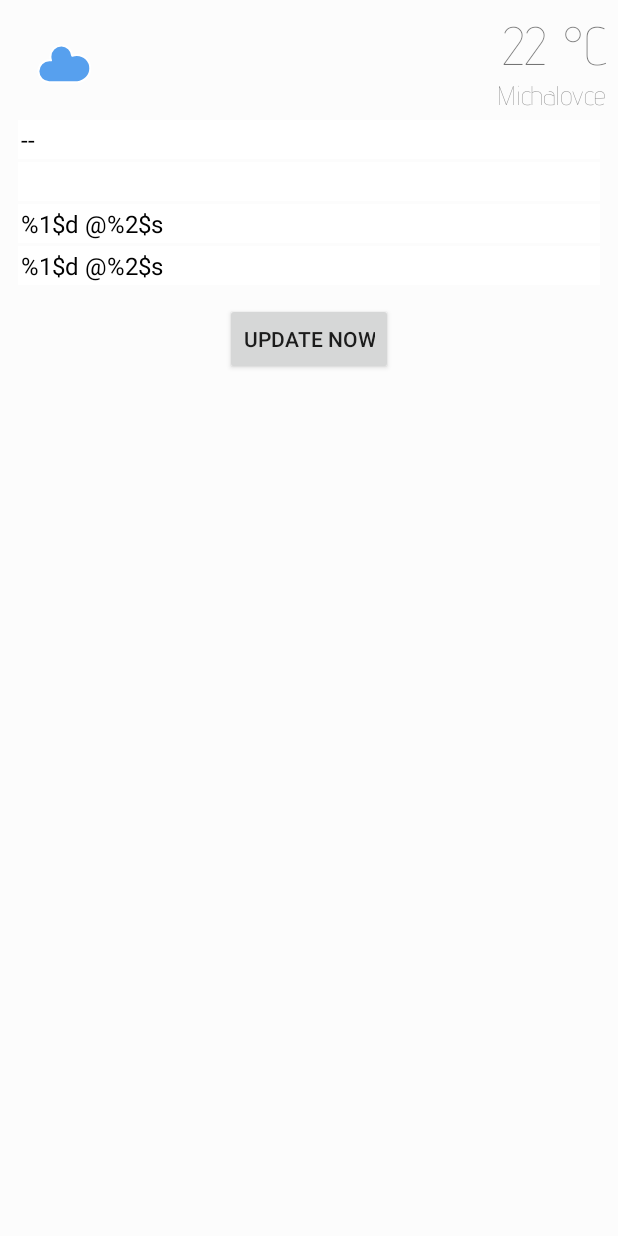
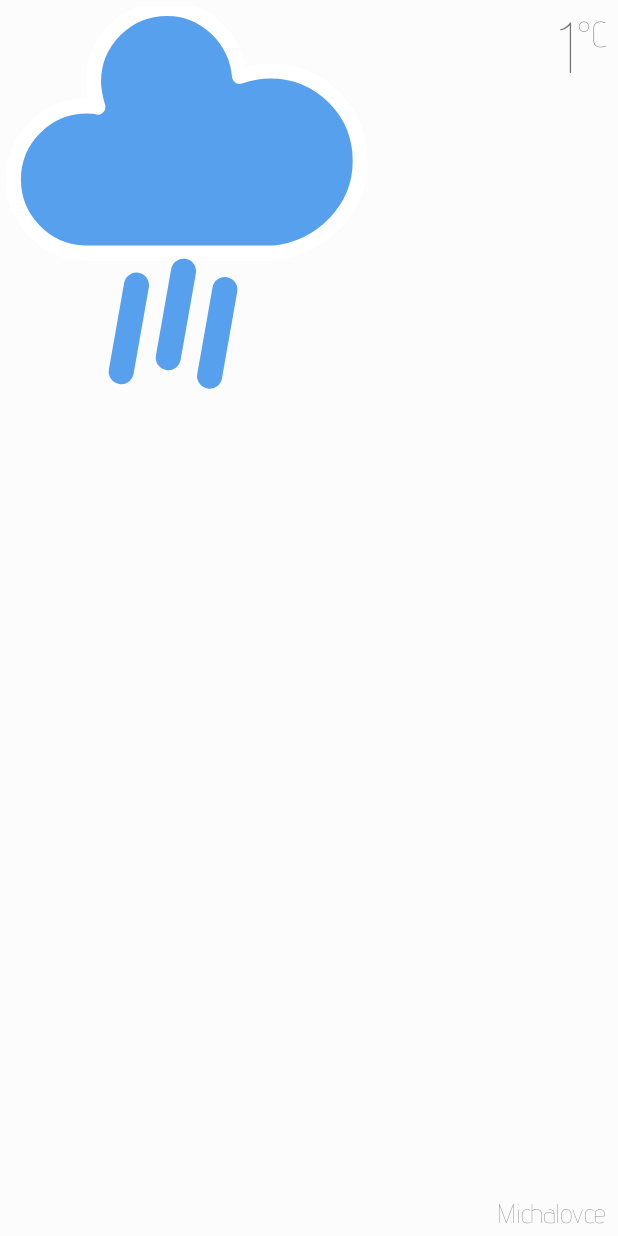
Before and after one commit to piskula/simple-weather, an Android app: the layout new_app_widget.xml on its own in the app's theme, with its tools: preview values and no code run, on a phone screen of 412 x 824 dp. Run offline under Robolectric (Android 15) with nearby library versions, the phone set to English and light mode, and no system bars.

Commit message:
added icons to fit layout

```diff
--- a/app/build.gradle
+++ b/app/build.gradle
@@ -8,7 +8,7 @@ android {
     compileSdkVersion 28
     defaultConfig {
         applicationId "sk.momosi.simplewidget"
-        minSdkVersion 23
+        minSdkVersion 26
         targetSdkVersion 28
         versionCode 1
         versionName "1.0"
--- a/app/src/main/res/drawable/w03d.xml
+++ b/app/src/main/res/drawable/w03d.xml
@@ -1,6 +1,6 @@
-<vector android:height="24dp" android:viewportHeight="64"
-    android:viewportWidth="64" android:width="24dp" xmlns:android="http://schemas.android.com/apk/res/android">
+<vector android:height="24dp" android:viewportHeight="44"
+    android:viewportWidth="44" android:width="24dp" xmlns:android="http://schemas.android.com/apk/res/android">
     <path android:fillColor="#57A0EE"
-        android:pathData="M47.7,34.4c0,-4.6 -3.7,-8.2 -8.2,-8.2c-1,0 -1.9,0.2 -2.8,0.5c-0.3,-3.4 -3.1,-6.2 -6.6,-6.2c-3.7,0 -6.7,3 -6.7,6.7c0,0.8 0.2,1.6 0.4,2.3c-0.3,-0.1 -0.7,-0.1 -1,-0.1c-3.7,0 -6.7,3 -6.7,6.7c0,3.6 2.9,6.6 6.5,6.7l17.2,0C44.2,42.3 47.7,38.8 47.7,34.4z"
+        android:pathData="M36.1625,16.45c0,-5.175 -4.1625,-9.225 -9.225,-9.225c-1.125,0 -2.1375,0.225 -3.15,0.5625c-0.3375,-3.825 -3.4875,-6.975 -7.425,-6.975c-4.1625,0 -7.5375,3.375 -7.5375,7.5375c0,0.9 0.225,1.8 0.45,2.5875c-0.3375,-0.1125 -0.7875,-0.1125 -1.125,-0.1125c-4.1625,0 -7.5375,3.375 -7.5375,7.5375c0,4.05 3.2625,7.425 7.3125,7.5375l19.35,0C32.225,25.3375 36.1625,21.4 36.1625,16.45z"
         android:strokeColor="#FFFFFF" android:strokeLineJoin="round" android:strokeWidth="1.2"/>
 </vector>
--- a/app/src/main/res/drawable/w09d.xml
+++ b/app/src/main/res/drawable/w09d.xml
@@ -1,15 +1,15 @@
-<vector android:height="24dp" android:viewportHeight="64"
-    android:viewportWidth="64" android:width="24dp" xmlns:android="http://schemas.android.com/apk/res/android">
+<vector android:height="24dp" android:viewportHeight="44"
+    android:viewportWidth="44" android:width="24dp" xmlns:android="http://schemas.android.com/apk/res/android">
     <path android:fillColor="#57A0EE"
-        android:pathData="M47.7,34.4c0,-4.6 -3.7,-8.2 -8.2,-8.2c-1,0 -1.9,0.2 -2.8,0.5c-0.3,-3.4 -3.1,-6.2 -6.6,-6.2c-3.7,0 -6.7,3 -6.7,6.7c0,0.8 0.2,1.6 0.4,2.3c-0.3,-0.1 -0.7,-0.1 -1,-0.1c-3.7,0 -6.7,3 -6.7,6.7c0,3.6 2.9,6.6 6.5,6.7l17.2,0C44.2,42.3 47.7,38.8 47.7,34.4z"
+        android:pathData="M28.2375,12.35c0,-4.025 -3.2375,-7.175 -7.175,-7.175c-0.875,0 -1.6625,0.175 -2.45,0.4375c-0.2625,-2.975 -2.7125,-5.425 -5.775,-5.425c-3.2375,0 -5.8625,2.625 -5.8625,5.8625c0,0.7 0.175,1.4 0.35,2.0125c-0.2625,-0.0875 -0.6125,-0.0875 -0.875,-0.0875c-3.2375,0 -5.8625,2.625 -5.8625,5.8625c0,3.15 2.5375,5.775 5.6875,5.8625l15.05,0C25.175,19.2625 28.2375,16.2 28.2375,12.35z"
         android:strokeColor="#FFFFFF" android:strokeLineJoin="round" android:strokeWidth="1.2"/>
     <path android:fillColor="#00000000"
-        android:pathData="M25.9023,46.1166L24.5131,53.995"
-        android:strokeColor="#91C0F8" android:strokeLineCap="round" android:strokeWidth="3"/>
+        android:pathData="M10.4012,22.2539L9.1857,29.1476"
+        android:strokeColor="#57A0EE" android:strokeLineCap="round" android:strokeWidth="2"/>
     <path android:fillColor="#00000000"
-        android:pathData="M31.1736,45.0152L29.7845,52.8937"
-        android:strokeColor="#91C0F8" android:strokeLineCap="round" android:strokeWidth="3"/>
+        android:pathData="M14.1519,21.1383L12.9364,28.0319"
+        android:strokeColor="#57A0EE" android:strokeLineCap="round" android:strokeWidth="2"/>
     <path android:fillColor="#00000000"
-        android:pathData="M35.924,46.8682L34.5349,54.7467"
-        android:strokeColor="#91C0F8" android:strokeLineCap="round" android:strokeWidth="3"/>
+        android:pathData="M17.4468,22.6078L16.2313,29.5014"
+        android:strokeColor="#57A0EE" android:strokeLineCap="round" android:strokeWidth="2"/>
 </vector>
--- a/app/src/main/res/layout/new_app_widget.xml
+++ b/app/src/main/res/layout/new_app_widget.xml
@@ -6,25 +6,30 @@
                 android:background="#66FFFFFF">
     <ImageView
             android:id="@+id/weather_icon"
-            android:layout_width="70dp"
-            android:layout_height="70dp"
-            android:src="@drawable/w03d"
+            android:layout_width="75dp"
+            android:layout_height="match_parent"
+            android:layout_marginStart="4dp"
+            android:layout_marginTop="4dp"
+            android:src="@drawable/w09d"
             android:contentDescription="TODO"
+            android:scaleType="fitStart"
             android:layout_alignParentTop="true"
-            android:layout_marginTop="8dp"
-            android:layout_marginStart="8dp"/>
+            android:layout_alignParentStart="true"
+            android:layout_toStartOf="@+id/temperature_value"
+            android:layout_marginBottom="0dp"/>
+            <!--android:layout_marginStart="8dp"/>-->
 
     <TextView
             android:id="@+id/temperature_value"
-            android:text="22 °C"
+            android:text="1"
             android:layout_width="wrap_content"
             android:layout_height="wrap_content"
-            android:layout_marginEnd="8dp"
-            android:layout_marginTop="8dp"
+            android:layout_marginEnd="2dp"
             android:layout_alignParentTop="true"
-            android:layout_alignParentEnd="true"
             android:fontFamily="@font/advent_pro_thin"
-            android:textSize="36sp"/>
+            android:textSize="48sp"
+            android:layout_marginTop="2dp"
+            android:layout_toStartOf="@+id/textView"/>
 
     <TextView
             android:id="@+id/place_value"
@@ -32,102 +37,114 @@
             android:layout_width="wrap_content"
             android:layout_height="wrap_content"
             android:layout_alignParentEnd="true"
-            android:layout_below="@id/temperature_value"
+            android:layout_alignParentBottom="true"
+            android:layout_marginEnd="8dp"
+            android:layout_marginBottom="4dp"
+            android:fontFamily="@font/advent_pro_thin"
+            android:textSize="18sp"/>
+    <TextView
+            android:text="°C"
+            android:layout_marginTop="8dp"
             android:layout_marginEnd="8dp"
             android:fontFamily="@font/advent_pro_thin"
-            android:textSize="18sp"/>
-
-    <LinearLayout xmlns:android="http://schemas.android.com/apk/res/android"
-                  android:id="@+id/section_description"
-                  android:layout_width="match_parent"
-                  android:layout_height="wrap_content"
-                  android:layout_alignParentStart="true"
-                  android:layout_below="@+id/weather_icon"
-                  android:orientation="horizontal"
-                  style="@style/AppWidgetSection">
-
-        <TextView
-                android:id="@+id/description"
-                android:layout_width="0dp"
-                android:layout_height="wrap_content"
-                android:layout_weight="1"
-                android:text="--"
-                style="@style/AppWidgetText"/>
-
-    </LinearLayout>
-
-    <LinearLayout xmlns:android="http://schemas.android.com/apk/res/android"
-                  android:id="@+id/section_err_ok_count"
-                  android:layout_width="match_parent"
-                  android:layout_height="wrap_content"
-                  android:layout_alignParentStart="true"
-                  android:layout_below="@+id/section_description"
-                  android:orientation="horizontal"
-                  style="@style/AppWidgetSection">
-
-        <LinearLayout android:layout_width="0dp" android:layout_height="wrap_content" android:layout_weight="1">
-            <TextView
-                    android:id="@+id/appwidget_ok_count"
-                    android:layout_width="match_parent"
-                    android:layout_height="wrap_content"
-                    android:text=""
-                    style="@style/AppWidgetLabel"/>
-        </LinearLayout>
-
-        <LinearLayout android:layout_width="0dp" android:layout_height="wrap_content" android:layout_weight="1">
-            <TextView
-                    android:id="@+id/appwidget_err_count"
-                    android:layout_width="match_parent"
-                    android:layout_height="wrap_content"
-                    android:text=""
-                    style="@style/AppWidgetLabel"/>
-        </LinearLayout>
-
-    </LinearLayout>
-
-    <LinearLayout xmlns:android="http://schemas.android.com/apk/res/android"
-                  android:id="@+id/section_refresh"
-                  android:layout_width="match_parent"
-                  android:layout_height="wrap_content"
-                  android:layout_alignParentStart="true"
-                  android:layout_below="@+id/section_err_ok_count"
-                  android:orientation="vertical"
-                  style="@style/AppWidgetSection">
-
-        <TextView
-                android:id="@+id/appwidget_refresh"
-                android:layout_width="match_parent"
-                android:layout_height="wrap_content"
-                android:text="@string/date_count_format"
-                style="@style/AppWidgetText"/>
-
-    </LinearLayout>
-
-    <LinearLayout xmlns:android="http://schemas.android.com/apk/res/android"
-                  android:id="@+id/section_async"
-                  android:layout_width="match_parent"
-                  android:layout_height="wrap_content"
-                  android:layout_alignParentStart="true"
-                  android:layout_below="@+id/section_refresh"
-                  android:orientation="vertical"
-                  style="@style/AppWidgetSection">
-
-        <TextView
-                android:id="@+id/appwidget_async"
-                android:layout_width="match_parent"
-                android:layout_height="wrap_content"
-                android:text="@string/date_count_format"
-                style="@style/AppWidgetText"/>
-
-    </LinearLayout>
-
-    <Button
-            android:id="@+id/button_update"
             android:layout_width="wrap_content"
             android:layout_height="wrap_content"
-            android:layout_below="@id/section_async"
-            android:layout_centerHorizontal="true"
-            android:text="Update now"
-            style="@style/AppWidgetButton"/>
+            android:id="@+id/textView"
+            android:textSize="24sp"
+            android:layout_alignParentTop="true"
+            android:layout_alignParentEnd="true"/>
+
+    <!--<LinearLayout xmlns:android="http://schemas.android.com/apk/res/android"-->
+                  <!--android:id="@+id/section_description"-->
+                  <!--android:layout_width="match_parent"-->
+                  <!--android:layout_height="wrap_content"-->
+                  <!--android:layout_alignParentStart="true"-->
+                  <!--android:layout_below="@+id/weather_icon"-->
+                  <!--android:orientation="horizontal"-->
+                  <!--style="@style/AppWidgetSection">-->
+
+        <!--<TextView-->
+                <!--android:id="@+id/description"-->
+                <!--android:layout_width="0dp"-->
+                <!--android:layout_height="wrap_content"-->
+                <!--android:layout_weight="1"-->
+                <!--android:text="&#45;&#45;"-->
+                <!--style="@style/AppWidgetText"/>-->
+
+    <!--</LinearLayout>-->
+
+    <!--<LinearLayout xmlns:android="http://schemas.android.com/apk/res/android"-->
+                  <!--android:id="@+id/section_err_ok_count"-->
+                  <!--android:layout_width="match_parent"-->
+                  <!--android:layout_height="wrap_content"-->
+                  <!--android:layout_alignParentStart="true"-->
+                  <!--android:layout_below="@+id/section_description"-->
+                  <!--android:orientation="horizontal"-->
+                  <!--style="@style/AppWidgetSection">-->
+
+        <!--<LinearLayout android:layout_width="0dp" android:layout_height="wrap_content" android:layout_weight="1">-->
+            <!--<TextView-->
+                    <!--android:id="@+id/appwidget_ok_count"-->
+                    <!--android:layout_width="match_parent"-->
+                    <!--android:layout_height="wrap_content"-->
+                    <!--android:text=""-->
+                    <!--style="@style/AppWidgetLabel"/>-->
+        <!--</LinearLayout>-->
+
+        <!--<LinearLayout android:layout_width="0dp" android:layout_height="wrap_content" android:layout_weight="1">-->
+            <!--<TextView-->
+                    <!--android:id="@+id/appwidget_err_count"-->
+                    <!--android:layout_width="match_parent"-->
+                    <!--android:layout_height="wrap_content"-->
+                    <!--android:text=""-->
+                    <!--style="@style/AppWidgetLabel"/>-->
+        <!--</LinearLayout>-->
+
+    <!--</LinearLayout>-->
+
+    <!--<LinearLayout xmlns:android="http://schemas.android.com/apk/res/android"-->
+                  <!--android:id="@+id/section_refresh"-->
+                  <!--android:layout_width="match_parent"-->
+                  <!--android:layout_height="wrap_content"-->
+                  <!--android:layout_alignParentStart="true"-->
+                  <!--android:layout_below="@+id/section_err_ok_count"-->
+                  <!--android:orientation="vertical"-->
+                  <!--style="@style/AppWidgetSection">-->
+
+        <!--<TextView-->
+                <!--android:id="@+id/appwidget_refresh"-->
+                <!--android:layout_width="match_parent"-->
+                <!--android:layout_height="wrap_content"-->
+                <!--android:text="@string/date_count_format"-->
+                <!--style="@style/AppWidgetText"/>-->
+
+    <!--</LinearLayout>-->
+
+    <!--<LinearLayout xmlns:android="http://schemas.android.com/apk/res/android"-->
+                  <!--android:id="@+id/section_async"-->
+                  <!--android:layout_width="match_parent"-->
+                  <!--android:layout_height="wrap_content"-->
+                  <!--android:layout_alignParentStart="true"-->
+                  <!--android:layout_below="@+id/section_refresh"-->
+                  <!--android:orientation="vertical"-->
+                  <!--style="@style/AppWidgetSection">-->
+
+        <!--<TextView-->
+                <!--android:id="@+id/appwidget_async"-->
+                <!--android:layout_width="match_parent"-->
+                <!--android:layout_height="wrap_content"-->
+                <!--android:text="@string/date_count_format"-->
+                <!--style="@style/AppWidgetText"/>-->
+
+    <!--</LinearLayout>-->
+
+    <!--<Button-->
+            <!--android:id="@+id/button_update"-->
+            <!--android:layout_width="wrap_content"-->
+            <!--android:layout_height="wrap_content"-->
+            <!--android:layout_below="@id/section_async"-->
+            <!--android:layout_centerHorizontal="true"-->
+            <!--android:text="Update now"-->
+            <!--style="@style/AppWidgetButton"/>-->
 
 </RelativeLayout>
--- a/app/src/main/res/values/strings.xml
+++ b/app/src/main/res/values/strings.xml
@@ -2,7 +2,7 @@
     <string name="app_name">SimpleWidget</string>
     <string name="appwidget_text">EXAMPLE</string>
     <string name="date_count_format">%1$d @%2$s</string>
-    <string name="temperature">%1$.0f °C</string>
+    <string name="temperature">%1$.0f</string>
     <string name="count_err">Err: %1$d</string>
     <string name="count_ok">OK: %1$d</string>
 </resources>
--- a/app/src/main/res/xml/new_app_widget_info.xml
+++ b/app/src/main/res/xml/new_app_widget_info.xml
@@ -1,7 +1,7 @@
 <?xml version="1.0" encoding="utf-8"?>
 <appwidget-provider xmlns:android="http://schemas.android.com/apk/res/android"
                     android:minWidth="110dp"
-                    android:minHeight="180dp"
+                    android:minHeight="40dp"
                     android:updatePeriodMillis="1800000"
                     android:previewImage="@drawable/example_appwidget_preview"
                     android:initialLayout="@layout/new_app_widget"
```
Also changed, not shown: app/src/main/java/sk/momosi/simplewidget/NewAppWidget.kt (+4 -5 lines), app/src/main/java/sk/momosi/simplewidget/RefreshConditions.kt (+10 -10 lines), app/src/main/res/drawable/w01d.xml (+16 -14 lines), app/src/main/res/drawable/w01n.xml (+5 -5 lines), app/src/main/res/drawable/w02d.xml (+12 -12 lines), app/src/main/res/drawable/w02n.xml (+8 -8 lines), app/src/main/res/drawable/w04d.xml (+6 -6 lines), app/src/main/res/drawable/w10d.xml (+23 -25 lines), app/src/main/res/drawable/w11d.xml (+8 -8 lines), app/src/main/res/drawable/w13d.xml (+23 -23 lines).
